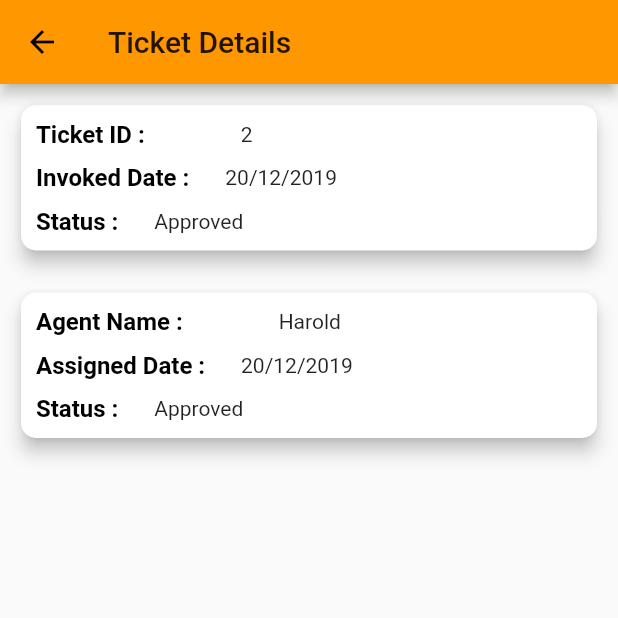
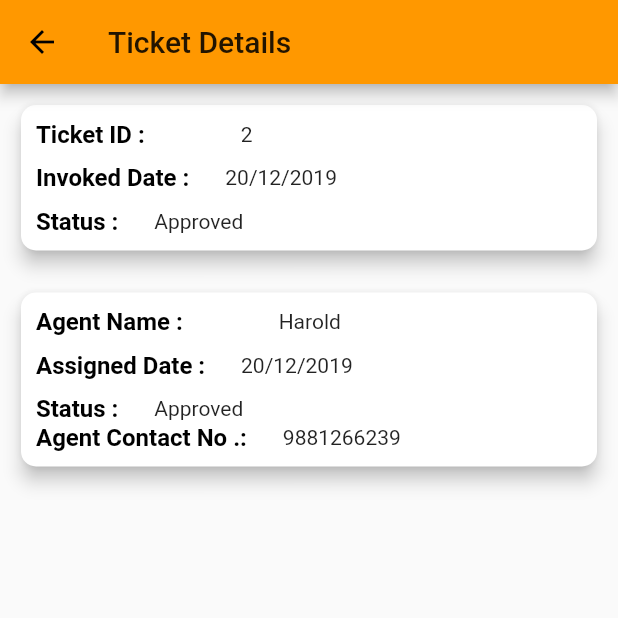
Before and after one commit to freakyAi/TAG-Services, a Flutter app: the TicketDetails screen opened directly, on a phone screen of 412 x 824 dp, the top half of it. Run offline on Flutter 3.47's test engine with Material 2 defaults, Android fonts, the phone set to English and light mode, and no system bars; our stand-ins replace file_picker, flutter_native_timezone, fluttertoast, shared_preferences, shimmer, simple_animations; accounts and stored records are empty.

Commit message:
Ticket details and get in touch pages added

```diff
--- a/flutter_app/lib/TicketDetails.dart
+++ b/flutter_app/lib/TicketDetails.dart
@@ -129,6 +129,16 @@ class _TicketDetailsState extends State<TicketDetails> {
                                           Text("Approved"),
                                         ],
                                       ),
+                                      new Row(
+                                        children: <Widget>[
+                                          Text("Agent Contact No .: ", style: TextStyle(color: Colors
+                                              .black,
+                                              fontSize: 16,
+                                              fontWeight: FontWeight.bold)),
+                                          SizedBox(width: 20,),
+                                          Text("9881266239"),
+                                        ],
+                                      ),
                                     ],
                                   ),
                                 ],
```
Also changed, not shown: 1 other file.
